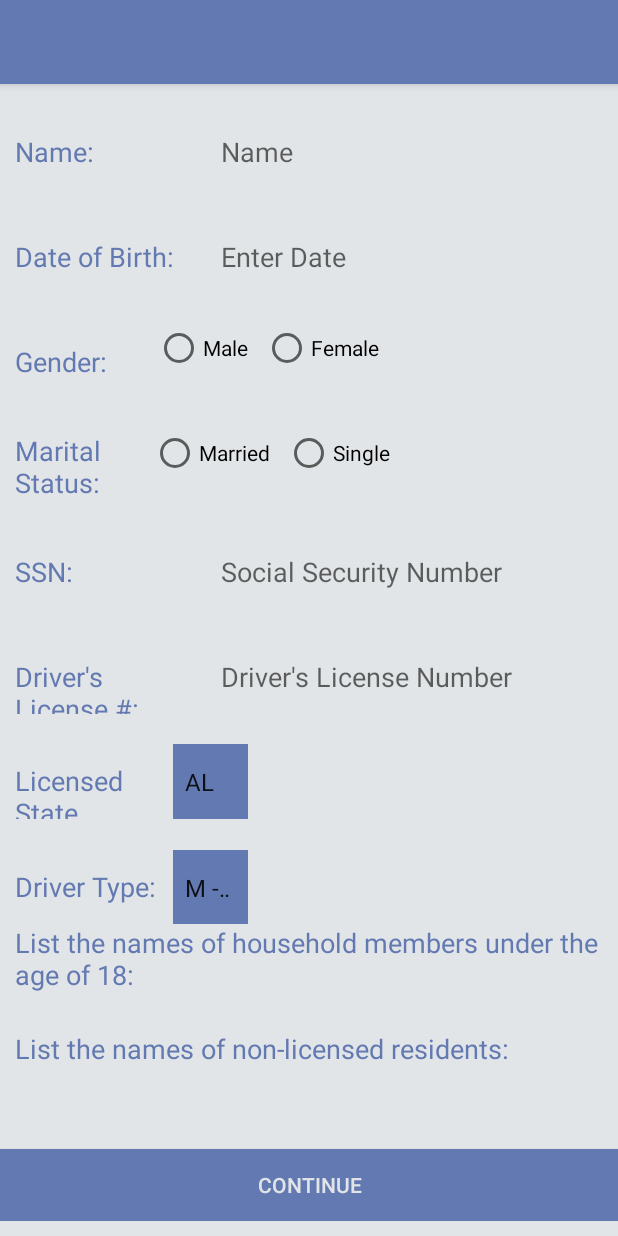
After one commit to Tykota/RagtagGroupInsurance, an Android app: the DriverHouseholdForm screen opened directly, with no data from a screen before it, on a phone screen of 412 x 824 dp. The commit adds this screen. Run offline under Robolectric (Android 15) with nearby library versions, the phone set to English and light mode, and no system bars.

Commit message:
Added driver household form activity

```diff
--- /dev/null
+++ b/InsuranceWizardsApp/app/src/main/java/com/capstone/insuranceapp/DriverHouseholdForm.java
@@ -0,0 +1,90 @@
+package com.capstone.insuranceapp;
+
+import android.app.DatePickerDialog;
+import android.content.Intent;
+import android.support.v7.app.AppCompatActivity;
+import android.os.Bundle;
+import android.text.InputType;
+import android.view.View;
+import android.widget.AdapterView;
+import android.widget.Button;
+import android.widget.DatePicker;
+import android.widget.EditText;
+import android.widget.Spinner;
+
+import java.util.Calendar;
+
+public class DriverHouseholdForm extends AppCompatActivity {
+
+    private Spinner stateSpinner, driverTypeSpinner;
+    private boolean stateSelectedStatus = false, driverTypeSelectedStatus = false;
+    private String stateSelected, driverTypeSelected;
+    private DatePickerDialog datePicker;
+    private EditText dateOfBirth;
+    private Button continueBtn;
+
+    @Override
+    protected void onCreate(Bundle savedInstanceState) {
+        super.onCreate(savedInstanceState);
+        setContentView(R.layout.activity_driver_household_form);
+
+        // add listener to spinners
+        stateSpinner = findViewById(R.id.stateSpinner);
+        stateSpinner.setOnItemSelectedListener(new AdapterView.OnItemSelectedListener() {
+            @Override
+            public void onItemSelected(AdapterView<?> parent, View view, int position, long id) {
+                stateSelectedStatus = true;
+                stateSelected = parent.getItemAtPosition(position).toString();
+            }
+
+            @Override
+            public void onNothingSelected(AdapterView<?> parent) {
+
+            }
+        });
+
+        driverTypeSpinner = findViewById(R.id.driverTypeSpinner);
+        driverTypeSpinner.setOnItemSelectedListener(new AdapterView.OnItemSelectedListener() {
+            @Override
+            public void onItemSelected(AdapterView<?> parent, View view, int position, long id) {
+                driverTypeSelectedStatus = true;
+                driverTypeSelected = parent.getItemAtPosition(position).toString();
+            }
+
+            @Override
+            public void onNothingSelected(AdapterView<?> parent) {
+
+            }
+        });
+
+        // set up date of birth date picker
+        dateOfBirth = findViewById(R.id.dob);
+        dateOfBirth.setInputType(InputType.TYPE_NULL);
+        dateOfBirth.setOnClickListener(new View.OnClickListener(){
+            @Override
+            public void onClick(View view){
+                final Calendar cal = Calendar.getInstance();
+                int day = cal.get(Calendar.DAY_OF_MONTH);
+                int month = cal.get(Calendar.MONTH);
+                int year = cal.get(Calendar.YEAR);
+
+                datePicker = new DatePickerDialog(DriverHouseholdForm.this, new DatePickerDialog.OnDateSetListener() {
+                    @Override
+                    public void onDateSet(DatePicker view, int year, int month, int dayOfMonth) {
+                        dateOfBirth.setText(dayOfMonth + "/" +(month + 1) + "/" + year);
+                    }
+                }, year, month, day);
+                datePicker.show();
+            }
+        });
+
+        continueBtn = findViewById(R.id.submit);
+        continueBtn.setOnClickListener(new View.OnClickListener() {
+            @Override
+            public void onClick(View v) {
+                Intent intent = new Intent(getApplicationContext(), HomePage.class);
+                startActivity(intent);
+            }
+        });
+    }
+}
--- a/InsuranceWizardsApp/app/src/main/java/com/capstone/insuranceapp/MainActivity.java
+++ b/InsuranceWizardsApp/app/src/main/java/com/capstone/insuranceapp/MainActivity.java
@@ -9,10 +9,10 @@ import android.widget.Button;
 import android.widget.EditText;
 import android.widget.Toast;
 
-public class MainActivity extends AppCompatActivity implements View.OnClickListener{
+public class MainActivity extends AppCompatActivity{
 
     EditText username, password;
-    Button loginBtn;
+    Button loginBtn, applyBtn;
 
     @Override
     protected void onCreate(Bundle savedInstanceState) {
@@ -25,13 +25,20 @@ public class MainActivity extends AppCompatActivity implements View.OnClickListe
         username = findViewById(R.id.username);
         password = findViewById(R.id.password);
 
+        applyBtn = findViewById(R.id.apply);
+        applyBtn.setOnClickListener(new View.OnClickListener() {
+            @Override
+            public void onClick(View v) {
+                Intent intent = new Intent(getApplicationContext(), DriverHouseholdForm.class);
+                startActivity(intent);
+            }
+        });
+
         loginBtn = findViewById(R.id.login);
-        loginBtn.setOnClickListener(this);
-    }
-
+        loginBtn.setOnClickListener(new View.OnClickListener() {
             @Override
-    public void onClick(View view){
-        Intent intent = new Intent(this, HomePage.class);
+            public void onClick(View v) {
+                Intent intent = new Intent(getApplicationContext(), HomePage.class);
                 if(username.getText().toString().equals("") || password.getText().toString().equals("")){
                     Toast.makeText(MainActivity.this, "You must enter both a username and password.", Toast.LENGTH_LONG).show();
                 }
@@ -42,4 +49,6 @@ public class MainActivity extends AppCompatActivity implements View.OnClickListe
                     startActivity(intent);
                 }
             }
+        });
     }
+}
--- /dev/null
+++ b/InsuranceWizardsApp/app/src/main/res/layout/activity_driver_household_form.xml
@@ -0,0 +1,375 @@
+<?xml version="1.0" encoding="utf-8"?>
+<LinearLayout xmlns:android="http://schemas.android.com/apk/res/android"
+    xmlns:app="http://schemas.android.com/apk/res-auto"
+    xmlns:tools="http://schemas.android.com/tools"
+    android:layout_width="match_parent"
+    android:layout_height="match_parent"
+    android:background="@color/colorAccent"
+    android:orientation="vertical"
+    tools:context=".DriverHouseholdForm">
+
+    <android.support.v7.widget.Toolbar
+        android:id="@+id/my_toolbar"
+        android:layout_width="match_parent"
+        android:layout_height="?attr/actionBarSize"
+        android:background="@color/colorPrimary"
+        android:elevation="4dp"
+        android:theme="@style/ThemeOverlay.AppCompat.ActionBar"
+        app:popupTheme="@style/ThemeOverlay.AppCompat.Light"
+        app:titleTextColor="@android:color/white" />
+
+    <ScrollView
+        android:layout_width="match_parent"
+        android:layout_height="match_parent"
+        android:scrollbars="none">
+
+        <LinearLayout
+            android:layout_width="match_parent"
+            android:layout_height="wrap_content"
+            android:orientation="vertical">
+
+            <LinearLayout
+                android:id="@+id/firstLayout"
+                android:layout_width="match_parent"
+                android:layout_height="wrap_content"
+                android:layout_marginTop="20dp"
+                android:orientation="horizontal"
+                android:weightSum="2">
+
+                <TextView
+                    android:layout_width="0dp"
+                    android:layout_height="50dp"
+                    android:layout_marginRight="10dp"
+                    android:layout_weight="0.6"
+                    android:gravity="center_vertical"
+                    android:paddingLeft="10dp"
+                    android:text="@string/name_field"
+                    android:textColor="@color/colorPrimary"
+                    android:textSize="18sp" />
+
+                <EditText
+                    android:id="@+id/name"
+                    android:layout_width="0dp"
+                    android:layout_height="50dp"
+                    android:layout_marginLeft="10dp"
+                    android:layout_weight="1.4"
+                    android:background="@color/colorAccent"
+                    android:hint="@string/name_hint"
+                    android:imeOptions="actionDone"                    android:inputType="textNoSuggestions|textVisiblePassword"
+                    android:paddingLeft="10dp"
+                    android:singleLine="true"
+                    android:textColor="@color/colorPrimary" />
+            </LinearLayout>
+
+            <LinearLayout
+                android:id="@+id/secondLayout"
+                android:layout_width="match_parent"
+                android:layout_height="wrap_content"
+                android:layout_marginTop="20dp"
+                android:orientation="horizontal"
+                android:weightSum="2">
+
+                <TextView
+                    android:layout_width="0dp"
+                    android:layout_height="50dp"
+                    android:layout_marginRight="10dp"
+                    android:layout_weight="0.6"
+                    android:gravity="center_vertical"
+                    android:paddingLeft="10dp"
+                    android:text="@string/date_of_birth_field"
+                    android:textColor="@color/colorPrimary"
+                    android:textSize="18sp" />
+
+                <EditText
+                    android:id="@+id/dob"
+                    android:layout_width="0dp"
+                    android:layout_height="50dp"
+                    android:layout_marginLeft="10dp"
+                    android:layout_weight="1.4"
+                    android:background="@color/colorAccent"
+                    android:hint="@string/enter_date_hint"
+                    android:imeOptions="actionDone"                    android:paddingLeft="10dp"
+                    android:singleLine="true"
+                    android:textColor="@color/colorPrimary" />
+            </LinearLayout>
+
+            <LinearLayout
+                android:id="@+id/thirdLayout"
+                android:layout_width="match_parent"
+                android:layout_height="wrap_content"
+                android:layout_marginTop="20dp"
+                android:orientation="horizontal"
+                android:weightSum="2">
+
+                <TextView
+                    android:layout_width="10dp"
+                    android:layout_height="50dp"
+                    android:layout_marginRight="10dp"
+                    android:layout_weight="0.6"
+                    android:gravity="center_vertical"
+                    android:paddingLeft="10dp"
+                    android:text="@string/gender_field"
+                    android:textColor="@color/colorPrimary"
+                    android:textSize="18sp" />
+
+                <RadioGroup
+                    android:id="@+id/radioGroupGender"
+                    android:layout_width="wrap_content"
+                    android:layout_height="wrap_content"
+                    android:layout_marginLeft="10dp"
+                    android:layout_weight="1.4"
+                    android:orientation="horizontal"
+                    android:paddingLeft="10dp">
+
+                    <RadioButton
+                        android:id="@+id/male"
+                        android:layout_width="wrap_content"
+                        android:layout_height="wrap_content"
+                        android:paddingRight="10dp"
+                        android:text="@string/male_rbtn" />
+
+                    <RadioButton
+                        android:id="@+id/female"
+                        android:layout_width="wrap_content"
+                        android:layout_height="wrap_content"
+                        android:paddingRight="10dp"
+                        android:text="@string/female_rbtn" />
+                </RadioGroup>
+            </LinearLayout>
+
+            <LinearLayout
+                android:id="@+id/fourthLayout"
+                android:layout_width="match_parent"
+                android:layout_height="wrap_content"
+                android:layout_marginTop="20dp"
+                android:orientation="horizontal"
+                android:weightSum="2">
+
+                <TextView
+                    android:layout_width="10dp"
+                    android:layout_height="50dp"
+                    android:layout_marginRight="10dp"
+                    android:layout_weight="0.6"
+                    android:gravity="center_vertical"
+                    android:paddingLeft="10dp"
+                    android:text="@string/marital_status_field"
+                    android:textColor="@color/colorPrimary"
+                    android:textSize="18sp" />
+
+                <RadioGroup
+                    android:id="@+id/radioGroupMaritalStatus"
+                    android:layout_width="wrap_content"
+                    android:layout_height="wrap_content"
+                    android:layout_marginLeft="10dp"
+                    android:layout_weight="1.4"
+                    android:orientation="horizontal"
+                    android:paddingLeft="10dp">
+
+                    <RadioButton
+                        android:id="@+id/married"
+                        android:layout_width="wrap_content"
+                        android:layout_height="wrap_content"
+                        android:paddingRight="10dp"
+                        android:text="@string/married_rbtn" />
+<!--
+                    <RadioButton
+                        android:id="@+id/divorced"
+                        android:layout_width="wrap_content"
+                        android:layout_height="wrap_content"
+                        android:paddingRight="10dp"
+                        android:text="@string/divorced_rbtn" />
+                    <RadioButton
+                        android:id="@+id/widowed"
+                        android:layout_width="wrap_content"
+                        android:layout_height="wrap_content"
+                        android:paddingRight="10dp"
+                        android:text="@string/widowed_rbtn" />
+                    -->
+                    <RadioButton
+                        android:id="@+id/single"
+                        android:layout_width="wrap_content"
+                        android:layout_height="wrap_content"
+                        android:paddingRight="10dp"
+                        android:text="@string/single_rbtn" />
+                </RadioGroup>
+            </LinearLayout>
+
+            <LinearLayout
+                android:id="@+id/fifthLayout"
+                android:layout_width="match_parent"
+                android:layout_height="wrap_content"
+                android:layout_marginTop="20dp"
+                android:orientation="horizontal"
+                android:weightSum="2">
+
+                <TextView
+                    android:layout_width="0dp"
+                    android:layout_height="50dp"
+                    android:layout_marginRight="10dp"
+                    android:layout_weight="0.6"
+                    android:gravity="center_vertical"
+                    android:paddingLeft="10dp"
+                    android:text="@string/ssn_field"
+                    android:textColor="@color/colorPrimary"
+                    android:textSize="18sp" />
+
+                <EditText
+                    android:id="@+id/SSN"
+                    android:layout_width="0dp"
+                    android:layout_height="50dp"
+                    android:layout_marginLeft="10dp"
+                    android:layout_weight="1.4"
+                    android:background="@color/colorAccent"
+                    android:hint="@string/ssn_hint"
+                    android:imeOptions="actionDone"                    android:inputType="number"
+                    android:paddingLeft="10dp"
+                    android:singleLine="true"
+                    android:textColor="@color/colorPrimary" />
+            </LinearLayout>
+
+            <LinearLayout
+                android:id="@+id/sixthLayout"
+                android:layout_width="match_parent"
+                android:layout_height="wrap_content"
+                android:layout_marginTop="20dp"
+                android:orientation="horizontal"
+                android:weightSum="2">
+
+                <TextView
+                    android:layout_width="0dp"
+                    android:layout_height="50dp"
+                    android:layout_marginRight="10dp"
+                    android:layout_weight="0.6"
+                    android:gravity="center_vertical"
+                    android:paddingLeft="10dp"
+                    android:text="@string/drivers_license_field"
+                    android:textColor="@color/colorPrimary"
+                    android:textSize="18sp" />
+
+                <EditText
+                    android:id="@+id/driverLicenseNum"
+                    android:layout_width="0dp"
+                    android:layout_height="50dp"
+                    android:layout_marginLeft="10dp"
+                    android:layout_weight="1.4"
+                    android:background="@color/colorAccent"
+                    android:hint="@string/driverlicense_hint"
+                    android:imeOptions="actionDone"                    android:inputType="number"
+                    android:paddingLeft="10dp"
+                    android:singleLine="true"
+                    android:textColor="@color/colorPrimary" />
+            </LinearLayout>
+
+            <LinearLayout
+                android:id="@+id/seventhLayout"
+                android:layout_width="match_parent"
+                android:layout_height="wrap_content"
+                android:layout_marginTop="20dp"
+                android:orientation="horizontal"
+                android:weightSum="2">
+
+                <TextView
+                    android:layout_width="0dp"
+                    android:layout_height="50dp"
+                    android:layout_marginRight="10dp"
+                    android:layout_weight="0.6"
+                    android:gravity="center_vertical"
+                    android:paddingLeft="10dp"
+                    android:text="@string/licensed_state_field"
+                    android:textColor="@color/colorPrimary"
+                    android:textSize="18sp" />
+
+                <Spinner
+                    android:id="@+id/stateSpinner"
+                    android:layout_width="50dp"
+                    android:layout_height="50dp"
+                    android:background="@color/colorPrimary"                    android:entries="@array/state_codes"
+                    android:prompt="@string/state"/>
+            </LinearLayout>
+
+            <LinearLayout
+                android:id="@+id/eightLayout"
+                android:layout_width="match_parent"
+                android:layout_height="wrap_content"
+                android:layout_marginTop="20dp"
+                android:orientation="horizontal"
+                android:weightSum="2">
+
+                <TextView
+                    android:layout_width="0dp"
+                    android:layout_height="50dp"
+                    android:layout_marginRight="10dp"
+                    android:layout_weight="0.6"
+                    android:gravity="center_vertical"
+                    android:paddingLeft="10dp"
+                    android:text="@string/driver_type_field"
+                    android:textColor="@color/colorPrimary"
+                    android:textSize="18sp" />
+
+                <Spinner
+                    android:id="@+id/driverTypeSpinner"
+                    android:layout_width="50dp"
+                    android:layout_height="50dp"
+                    android:background="@color/colorPrimary"
+                    android:entries="@array/driver_types"
+                    android:prompt="@string/driver_type"/>
+            </LinearLayout>
+
+
+            <TextView
+                android:layout_width="match_parent"
+                android:layout_height="wrap_content"
+                android:layout_marginRight="10dp"
+                android:layout_weight="0.6"
+                android:gravity="center_vertical"
+                android:paddingLeft="10dp"
+                android:text="@string/under18_field"
+                android:textColor="@color/colorPrimary"
+                android:textSize="18sp" />
+
+            <EditText
+                android:id="@+id/names_under18"
+                android:layout_width="match_parent"
+                android:layout_height="wrap_content"
+                android:layout_marginLeft="10dp"
+                android:layout_weight="1.4"
+                android:background="@color/colorAccent"
+                android:imeOptions="actionDone"                android:inputType="textNoSuggestions"
+                android:paddingLeft="10dp"
+                android:textColor="@color/colorPrimary" />
+
+
+            <TextView
+                android:layout_width="match_parent"
+                android:layout_height="wrap_content"
+                android:layout_marginRight="10dp"
+                android:layout_weight="0.6"
+                android:gravity="center_vertical"
+                android:paddingLeft="10dp"
+                android:text="@string/names_nonLicensed_field"
+                android:textColor="@color/colorPrimary"
+                android:textSize="18sp" />
+
+            <EditText
+                android:id="@+id/names_nonLicensed"
+                android:layout_width="match_parent"
+                android:layout_height="wrap_content"
+                android:layout_marginLeft="10dp"
+                android:layout_weight="1.4"
+                android:background="@color/colorAccent"
+                android:imeOptions="actionDone"                android:inputType="textNoSuggestions"
+                android:paddingLeft="10dp"
+                android:textColor="@color/colorPrimary" />
+
+            <Button
+                android:id="@+id/submit"
+                android:layout_width="fill_parent"
+                android:layout_height="wrap_content"
+                android:layout_marginTop="30dp"
+                android:background="@color/colorPrimary"
+                android:text="@string/continuebtn"
+                android:textColor="@color/colorAccent" />
+        </LinearLayout>
+    </ScrollView>
+
+</LinearLayout>
--- a/InsuranceWizardsApp/app/src/main/res/layout/activity_main.xml
+++ b/InsuranceWizardsApp/app/src/main/res/layout/activity_main.xml
@@ -30,7 +30,6 @@
             android:layout_width="match_parent"
             android:layout_height="wrap_content"
             android:layout_marginBottom="48dp"
-            android:fontFamily="@font/faster_one"
             android:text="@string/wizard_insurance"
             android:textAlignment="center"
             android:textAppearance="@android:style/TextAppearance"
@@ -64,5 +63,14 @@
             android:text="@string/login"
             android:textColor="@android:color/white" />
 
+        <Button
+            android:id="@+id/apply"
+            style="@style/Widget.AppCompat.Button"
+            android:layout_width="match_parent"
+            android:layout_height="wrap_content"
+            android:background="@color/colorPrimary"
+            android:text="@string/apply_btn"
+            android:textColor="@android:color/white" />
+
     </LinearLayout>
 </RelativeLayout>
--- a/InsuranceWizardsApp/app/src/main/res/values/strings.xml
+++ b/InsuranceWizardsApp/app/src/main/res/values/strings.xml
@@ -5,4 +5,93 @@
     <string name="username">Username</string>
     <string name="wizard_insurance">Wizard Insurance</string>
     <string name="title_activity_home_page">Home</string>
+    <string name="name_field">Name:</string>
+    <string name="date_of_birth_field">Date of Birth:</string>
+    <string name="name_hint">Name</string>
+    <string name="gender_field">Gender:</string>
+    <string name="marital_status_field">Marital Status:</string>
+    <string name="ssn_field">SSN:</string>
+    <string name="ssn_hint">Social Security Number</string>
+    <string name="drivers_license_field">Driver\'s License #:</string>
+    <string name="driverlicense_hint">Driver\'s License Number</string>
+    <string name="licensed_state_field">Licensed State</string>
+    <string name="driver_type_field">Driver Type:</string>
+    <string name="under18_field">List the names of household members under the age of 18:</string>
+    <string name="names_nonLicensed_field">List the names of non-licensed residents:</string>
+    <string name="continuebtn">Continue</string>
+    <string name="enter_date_hint">Enter Date</string>
+    <string name="male_rbtn">Male</string>
+    <string name="female_rbtn">Female</string>
+    <string name="married_rbtn">Married</string>
+    <string name="divorced_rbtn">Divorced</string>
+    <string name="widowed_rbtn">Widowed</string>
+    <string name="single_rbtn">Single</string>
+    <string name="state">State</string>
+    <string name="driver_type">Driver Type</string>
+    <string name="apply_btn">Apply</string>
+
+
+    <string-array name="state_codes">
+        <item>AL</item>
+        <item>AK</item>
+        <item>AZ</item>
+        <item>AR</item>
+        <item>CA</item>
+        <item>CO</item>
+        <item>CT</item>
+        <item>DE</item>
+        <item>DC</item>
+        <item>FL</item>
+        <item>GA</item>
+        <item>HI</item>
+        <item>ID</item>
+        <item>IL</item>
+        <item>IN</item>
+        <item>IA</item>
+        <item>KS</item>
+        <item>KY</item>
+        <item>LA</item>
+        <item>ME</item>
+        <item>MD</item>
+        <item>MA</item>
+        <item>MI</item>
+        <item>MN</item>
+        <item>MS</item>
+        <item>MO</item>
+        <item>MT</item>
+        <item>NE</item>
+        <item>NV</item>
+        <item>NH</item>
+        <item>NJ</item>
+        <item>NM</item>
+        <item>NY</item>
+        <item>NC</item>
+        <item>ND</item>
+        <item>OH</item>
+        <item>OK</item>
+        <item>OR</item>
+        <item>PA</item>
+        <item>RI</item>
+        <item>SC</item>
+        <item>SD</item>
+        <item>TN</item>
+        <item>TX</item>
+        <item>UT</item>
+        <item>VT</item>
+        <item>VA</item>
+        <item>WA</item>
+        <item>WV</item>
+        <item>WI</item>
+        <item>WY</item>
+    </string-array>
+
+    <string-array name="driver_types">
+        <item>M - Motorcycle</item>
+        <item>C - Car</item>
+        <item>B - Buses/RV</item>
+        <item>A - B and C</item>
+        <item>C CDL - Delivery Driver</item>
+        <item>B CDL - Commercial Vehicles</item>
+        <item>A CDL - All Categories</item>
+    </string-array>
 </resources>
```
Also changed, not shown: InsuranceWizardsApp/app/src/main/AndroidManifest.xml (+2 -5 lines). Lines whose indentation alone changed are shown as unchanged.
